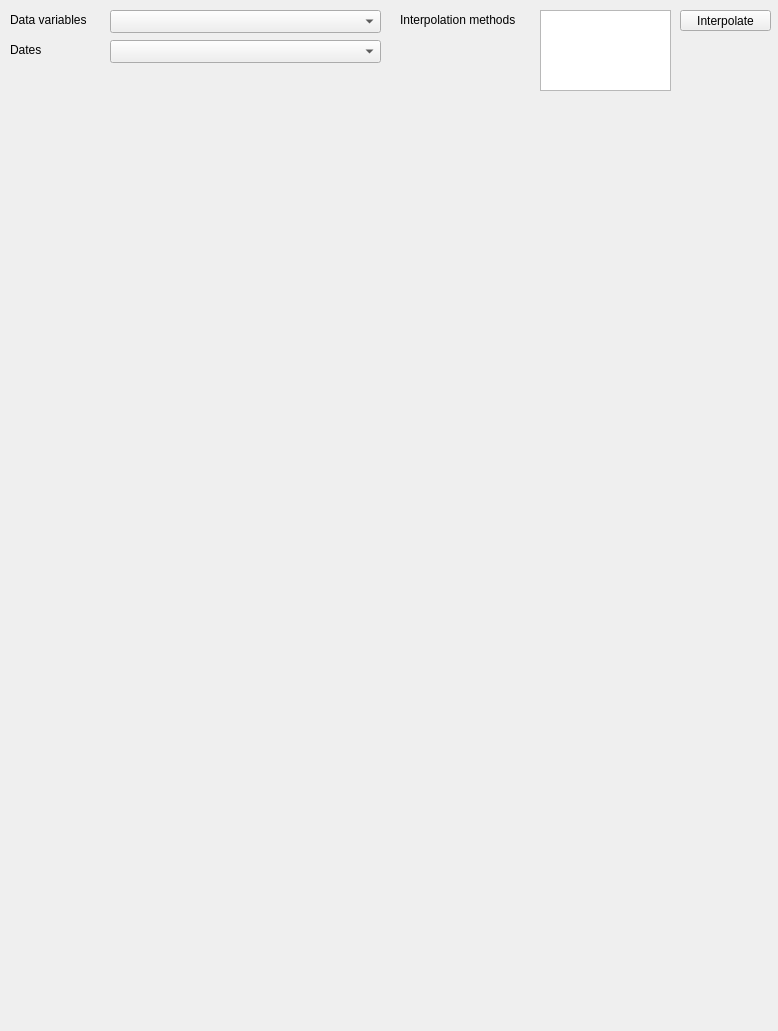
Old version of the form TATSSI/UI/plot_interpolation.ui in the repository GerardoLopez/TATSSI.
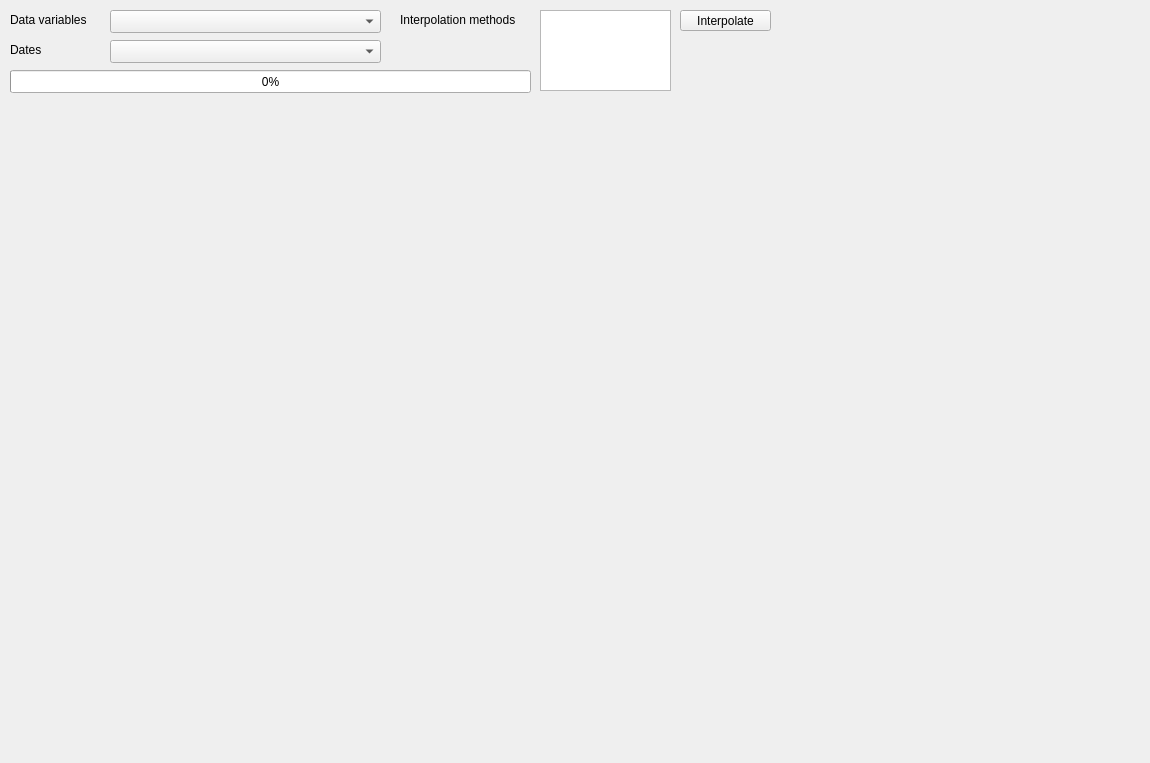
New version of the form.

Commit message: Improve flow in QA analytics and progress bars added

What changed in the file:
```diff
--- a/TATSSI/UI/plot_interpolation.ui
+++ b/TATSSI/UI/plot_interpolation.ui
@@ -6,8 +6,8 @@
    <rect>
     <x>0</x>
     <y>0</y>
-    <width>778</width>
-    <height>1031</height>
+    <width>1150</width>
+    <height>763</height>
    </rect>
   </property>
   <property name="windowTitle">
@@ -114,6 +114,22 @@
      <number>12</number>
     </property>
    </widget>
+   <widget class="QProgressBar" name="progressBar">
+    <property name="enabled">
+     <bool>true</bool>
+    </property>
+    <property name="geometry">
+     <rect>
+      <x>10</x>
+      <y>70</y>
+      <width>521</width>
+      <height>23</height>
+     </rect>
+    </property>
+    <property name="value">
+     <number>0</number>
+    </property>
+   </widget>
   </widget>
  </widget>
  <resources/>
```
The commit also changes 8 other files.
